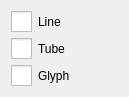
First picture: the form in QTModules/TractographyDisplay/Widgets/Resources/UI/qSlicerTractographyDisplayBasicWidget.ui, repository gezidan/Slicer, before the edit.
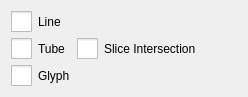
Second picture: the form after the edit. Icons and pictures are not drawn. Custom widgets are drawn as their Qt base class.

Commit message: ENH: add slice intersection visibility control to basic widget; only associated with tube display right now, related ref: r18026

```diff
--- a/QTModules/TractographyDisplay/Widgets/Resources/UI/qSlicerTractographyDisplayBasicWidget.ui
+++ b/QTModules/TractographyDisplay/Widgets/Resources/UI/qSlicerTractographyDisplayBasicWidget.ui
@@ -6,7 +6,7 @@
    <rect>
     <x>0</x>
     <y>0</y>
-    <width>129</width>
+    <width>248</width>
     <height>96</height>
    </rect>
   </property>
@@ -33,6 +33,9 @@
  }</string>
   </property>
   <layout class="QFormLayout" name="formLayout">
+   <property name="fieldGrowthPolicy">
+    <enum>QFormLayout::AllNonFixedFieldsGrow</enum>
+   </property>
    <item row="0" column="0">
     <widget class="QCheckBox" name="LineVisibility">
      <property name="text">
@@ -47,6 +50,13 @@
      </property>
     </widget>
    </item>
+   <item row="1" column="1">
+    <widget class="QCheckBox" name="TubeSliceIntersectVisibility">
+     <property name="text">
+      <string>Slice Intersection</string>
+     </property>
+    </widget>
+   </item>
    <item row="2" column="0">
     <widget class="QCheckBox" name="GlyphVisibility">
      <property name="text">
```
The commit also changes 2 other files.
